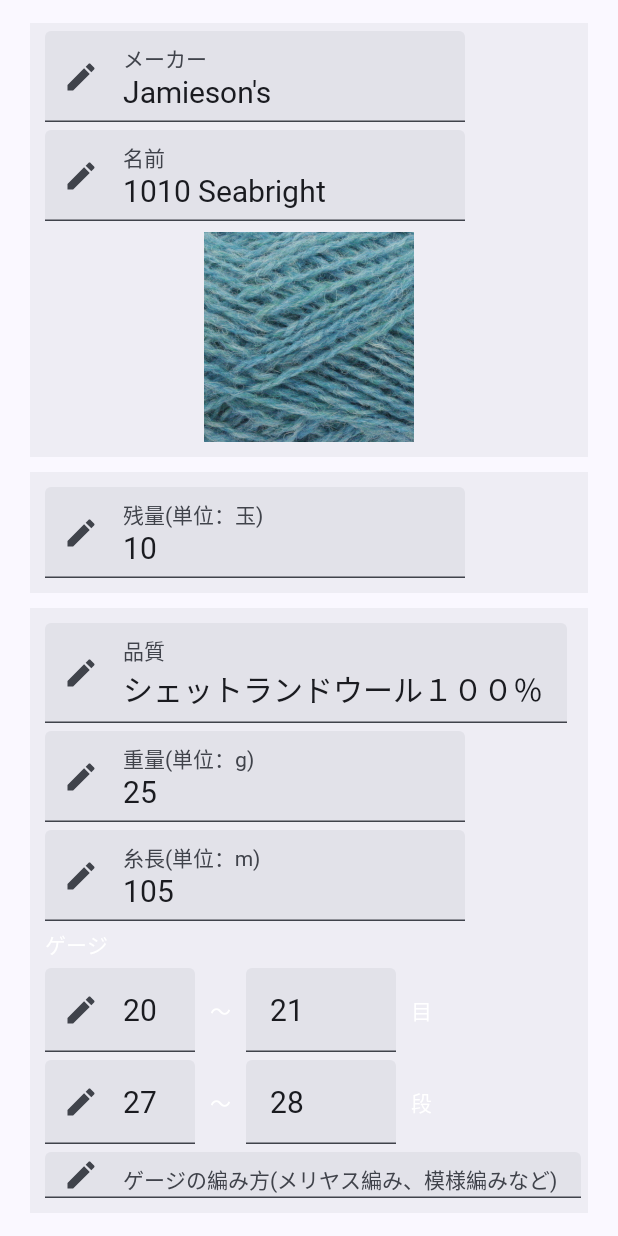
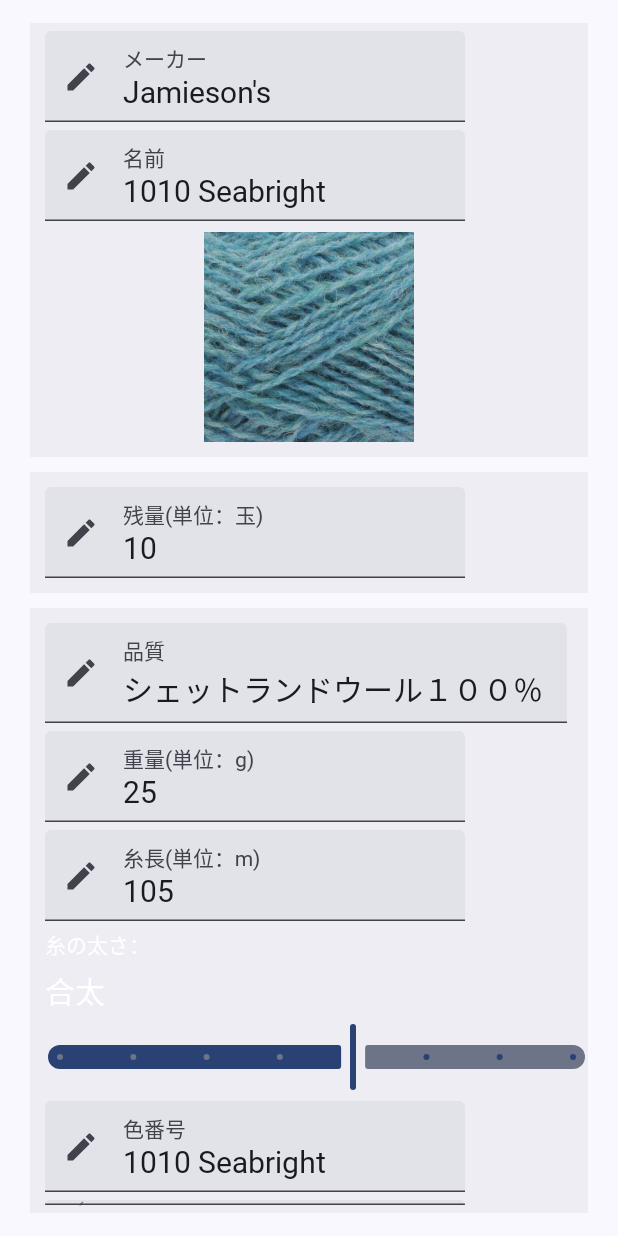
Before and after one commit to hibeiko/yarnshelf, an Android app built with Jetpack Compose: the @Preview function YarnEditScreenPreview, on a phone screen of 412 x 824 dp. Run offline under Robolectric (Android 15) with nearby library versions, the phone set to English and light mode, and no system bars; our stand-ins replace Room's generated code; pictures from the network do not load; Roboto replaces fonts that are not available here.

Commit message:
毛糸情報を増やした2

```diff
--- a/app/src/main/java/jp/hibeiko/yarnshelf/ui/YarnEditScreen.kt
+++ b/app/src/main/java/jp/hibeiko/yarnshelf/ui/YarnEditScreen.kt
@@ -1,5 +1,6 @@
 package jp.hibeiko.yarnshelf.ui
 
+import android.util.Log
 import androidx.compose.foundation.Image
 import androidx.compose.foundation.background
 import androidx.compose.foundation.layout.Arrangement
@@ -25,6 +26,7 @@ import androidx.compose.material3.IconButton
 import androidx.compose.material3.MaterialTheme
 import androidx.compose.material3.OutlinedButton
 import androidx.compose.material3.Scaffold
+import androidx.compose.material3.Slider
 import androidx.compose.material3.Surface
 import androidx.compose.material3.Text
 import androidx.compose.material3.TextField
@@ -288,6 +290,61 @@ fun YarnEditScreenBody(
                 modifier = Modifier.padding(top = 0.dp, bottom = 5.dp, start = 10.dp)
             )
             Text(
+                text = "糸の太さ：",
+                color = MaterialTheme.colorScheme.onSecondaryContainer,
+                style = MaterialTheme.typography.labelSmall,
+                modifier = Modifier
+                    .padding(top = 0.dp, start = 10.dp, bottom = 5.dp)
+            )
+            Text(
+                text = if (yarnData.thickness.value == "") "未設定" else yarnData.thickness.value,
+                color = MaterialTheme.colorScheme.onSecondaryContainer,
+                style = MaterialTheme.typography.displayMedium,
+                modifier = Modifier
+                    .padding(top = 0.dp, start = 10.dp, bottom = 5.dp)
+            )
+            Slider(
+                value = yarnData.thickness.rowValue.toFloat(),
+                onValueChange = {
+                    updateYarnEditData(
+                        YarnThickness.entries.first { yarnThicknessItem -> Math.round(it).toInt() == yarnThicknessItem.rowValue },
+                        YarnParamName.THICKNESS
+                    )
+                },
+                steps = YarnThickness.entries.size - 2,
+                valueRange = 0f..(YarnThickness.entries.size-1).toFloat(),
+                modifier = Modifier
+                    .padding(top = 0.dp, start = 10.dp, bottom = 5.dp)
+            )
+            TextField(
+                label = { Text("色番号", style = MaterialTheme.typography.labelSmall) },
+                leadingIcon = { Icon(Icons.Default.Edit, contentDescription = null) },
+                value = yarnData.colorNumber,
+                onValueChange = { updateYarnEditData(it, YarnParamName.COLOR_NUMBER) },
+                keyboardOptions = KeyboardOptions.Default.copy(
+                    keyboardType = KeyboardType.Text,
+                    imeAction = ImeAction.Done
+                ),
+                singleLine = true,
+                textStyle = MaterialTheme.typography.displayMedium,
+                modifier = Modifier
+                    .padding(top = 0.dp, start = 10.dp, bottom = 5.dp)
+            )
+            TextField(
+                label = { Text("ロット番号", style = MaterialTheme.typography.labelSmall) },
+                leadingIcon = { Icon(Icons.Default.Edit, contentDescription = null) },
+                value = yarnData.rotNumber,
+                onValueChange = { updateYarnEditData(it, YarnParamName.ROT_NUMBER) },
+                keyboardOptions = KeyboardOptions.Default.copy(
+                    keyboardType = KeyboardType.Text,
+                    imeAction = ImeAction.Done
+                ),
+                singleLine = true,
+                textStyle = MaterialTheme.typography.displayMedium,
+                modifier = Modifier
+                    .padding(top = 0.dp, start = 10.dp, bottom = 5.dp)
+            )
+            Text(
                 text = "ゲージ",
                 color = MaterialTheme.colorScheme.onSecondaryContainer,
                 style = MaterialTheme.typography.labelSmall,
@@ -331,6 +388,7 @@ fun YarnEditScreenBody(
                         imeAction = ImeAction.Done
                     ),
                     singleLine = true,
+                    enabled = yarnData.gaugeColumnFrom != null,
                     textStyle = MaterialTheme.typography.displayMedium,
                     modifier = Modifier
                         .padding(top = 0.dp, bottom = 5.dp, start = 10.dp)
@@ -378,6 +436,7 @@ fun YarnEditScreenBody(
                         keyboardType = KeyboardType.Number,
                         imeAction = ImeAction.Done
                     ),
+                    enabled = yarnData.gaugeRowFrom != null,
                     singleLine = true,
                     textStyle = MaterialTheme.typography.displayMedium,
                     modifier = Modifier
@@ -461,6 +520,7 @@ fun YarnEditScreenBody(
                         keyboardType = KeyboardType.Number,
                         imeAction = ImeAction.Done
                     ),
+                    enabled = yarnData.needleSizeFrom != null,
                     singleLine = true,
                     textStyle = MaterialTheme.typography.displayMedium,
                     modifier = Modifier
@@ -523,6 +583,7 @@ fun YarnEditScreenBody(
                         keyboardType = KeyboardType.Number,
                         imeAction = ImeAction.Done
                     ),
+                    enabled = yarnData.crochetNeedleSizeFrom != null,
                     singleLine = true,
                     textStyle = MaterialTheme.typography.displayMedium,
                     modifier = Modifier
```
Also changed, not shown: app/src/main/java/jp/hibeiko/yarnshelf/common/YarnShelfAppCommonConst.kt (+17 -12 lines), app/src/main/java/jp/hibeiko/yarnshelf/common/YarnShelfAppCommonFunction.kt (+11 -11 lines), app/src/main/java/jp/hibeiko/yarnshelf/ui/YarnDetailScreen.kt (+64 -0 lines).
